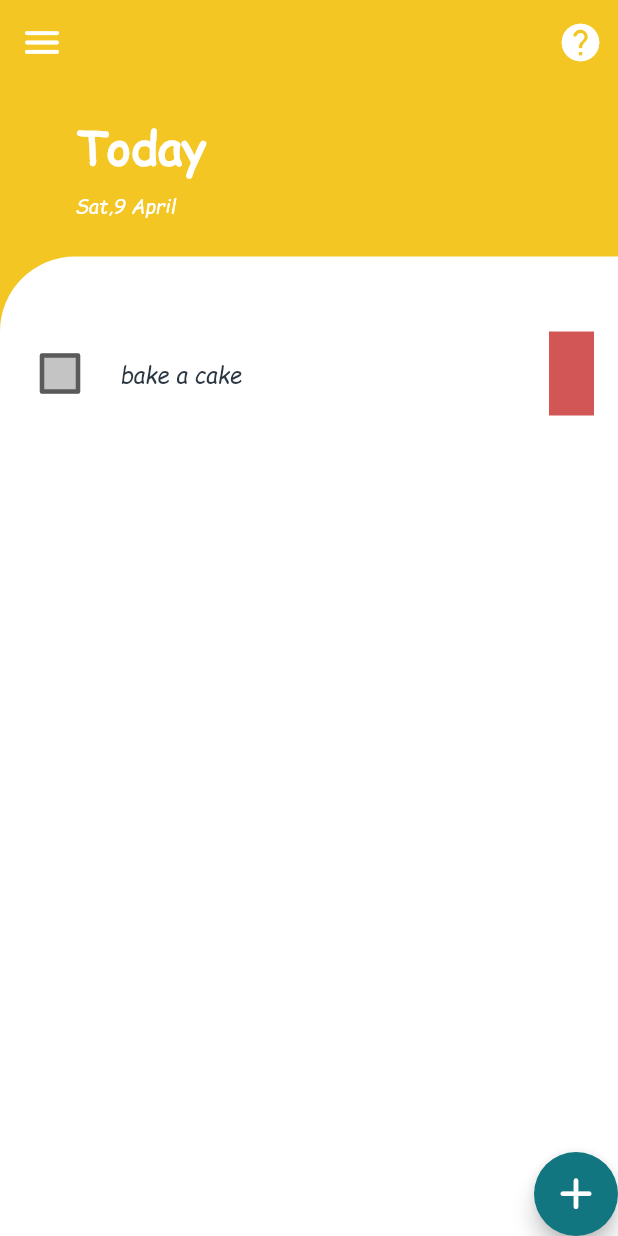
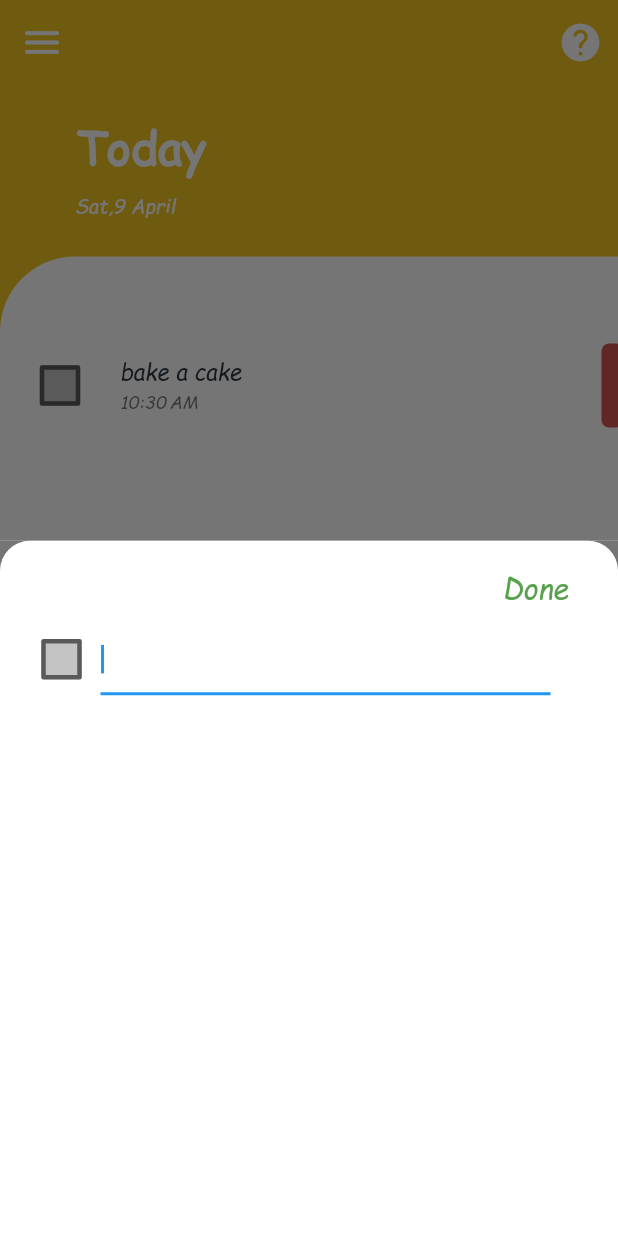
Before and after one commit to weaamokok/toDoADay, a Flutter app: the screen it shows after launch, after a tap on the "add" icon, on a phone screen of 412 x 824 dp. Run offline on Flutter 3.47's test engine with Material 2 defaults, Android fonts, the phone set to English and light mode, and no system bars.

Commit message:
BottomSheet (not done yet)
-done button(done)
-checkBox (done)
-textfield (color of border needs changing)
-priority (not yet)
-notification(not yet)

```diff
--- a/to_do_a_day/lib/elements/const.dart
+++ b/to_do_a_day/lib/elements/const.dart
@@ -3,6 +3,8 @@ import 'package:flutter/material.dart';
 Color conPrimaryY = Color(0xffF3C623);
 Color conPrimaryB = Color(0xff2A3642);
 Color conPrimaryG = Color(0xff127681);
+Color conPriorityR = Color(0xffD25656);
+
 TextStyle conToday = TextStyle(
     color: Colors.white,
     fontFamily: 'ComicsB',
@@ -13,3 +15,10 @@ TextStyle conTodaysDate = TextStyle(
     fontFamily: 'Comics',
     fontSize: 13,
     fontWeight: FontWeight.normal);
+TextStyle conTodoTextStyle =
+    TextStyle(fontFamily: 'Comics', fontSize: 15, color: Color(0xff2A3642));
+TextStyle conCheckedTodoTextStyle = TextStyle(
+    decoration: TextDecoration.lineThrough,
+    fontFamily: 'Comics',
+    fontSize: 15,
+    color: Color(0xff2A3642));
--- /dev/null
+++ b/to_do_a_day/lib/elements/widgets/addingTodo.dart
@@ -0,0 +1,53 @@
+import 'package:flutter/material.dart';
+import 'package:flutter/widgets.dart';
+
+import '../const.dart';
+
+Widget buildBottomSheet(BuildContext context) => Container(
+    color: Color(0xff757575),
+    child: Container(
+      padding: EdgeInsets.only(top: 7, left: 17, right: 17),
+      decoration: BoxDecoration(
+          color: Colors.white,
+          borderRadius: BorderRadius.only(
+              topLeft: Radius.circular(20), topRight: Radius.circular(20))),
+      child: Column(
+        crossAxisAlignment: CrossAxisAlignment.stretch,
+        children: [
+          FlatButton(
+              onPressed: () {},
+              child: Align(
+                alignment: Alignment.centerRight,
+                child: Text(
+                  'Done',
+                  textAlign: TextAlign.center,
+                  style: TextStyle(
+                      fontSize: 19,
+                      fontFamily: 'Comics',
+                      color: Color(0xff58A14C)),
+                ),
+              )),
+          Stack(
+            children: [
+              Transform.scale(
+                scale: 1.5,
+                child: Checkbox(
+                    fillColor: MaterialStateColor.resolveWith(
+                        (states) => Color(0xffC4C4C4)),
+                    value: false,
+                    checkColor: conPrimaryB,
+                    onChanged: (value) {}),
+              ),
+              Transform.translate(
+                offset: Offset(50, 0),
+                child: SizedBox(
+                    width: 300,
+                    child: TextField(
+                      autofocus: true,
+                    )),
+              )
+            ],
+          ),
+        ],
+      ),
+    ));
--- a/to_do_a_day/lib/elements/widgets/taskTile.dart
+++ b/to_do_a_day/lib/elements/widgets/taskTile.dart
@@ -1,6 +1,7 @@
 import 'package:flutter/material.dart';
 
 import '../const.dart';
+import 'package:intl/intl.dart';
 
 class aTask extends StatefulWidget {
   @override
@@ -11,11 +12,11 @@ class _aTaskState extends State<aTask> {
   bool c = false;
 
   String todo = 'bake a cake';
+  DateTime date = new DateTime.now();
 
   @override
   Widget build(BuildContext context) {
     return ListTile(
-      minVerticalPadding: 0,
       leading: Transform.scale(
         scale: 1.5,
         child: Checkbox(
@@ -40,9 +41,23 @@ class _aTaskState extends State<aTask> {
             : TextStyle(
                 fontFamily: 'Comics', fontSize: 15, color: Color(0xff2A3642)),
       ),
-      trailing: Container(
-        width: 30,
-        color: Color(0xffD25656),
+      subtitle: Text(
+        DateFormat('jm').format(date), //date format with am,pm
+        style: TextStyle(
+          fontFamily: 'Comics',
+          fontSize: 12,
+        ),
+      ),
+      trailing: Transform.translate(
+        offset: Offset(20, 0),
+        child: Container(
+          decoration: BoxDecoration(
+              color: conPriorityR,
+              borderRadius: BorderRadius.all(
+                Radius.circular(5),
+              )),
+          width: 15,
+        ),
       ),
     );
   }
--- a/to_do_a_day/lib/elements/widgets/tasksList.dart
+++ b/to_do_a_day/lib/elements/widgets/tasksList.dart
@@ -9,7 +9,7 @@ class checkLists extends StatelessWidget {
   @override
   Widget build(BuildContext context) {
     return Padding(
-      padding: const EdgeInsets.symmetric(vertical: 50.0),
+      padding: const EdgeInsets.only(top: 50.0),
       child: ListView(children: <Widget>[aTask()]),
     );
   }
--- a/to_do_a_day/lib/screens/task_screen.dart
+++ b/to_do_a_day/lib/screens/task_screen.dart
@@ -3,9 +3,11 @@
 import 'dart:io';
 import 'package:flutter/material.dart';
 import 'package:flutter/rendering.dart';
+import 'package:flutter/services.dart';
 import 'package:intl/intl.dart';
 import '../elements/const.dart';
 import '../elements/widgets.dart';
+import '../elements/widgets/addingTodo.dart';
 import '../elements/widgets/tasksList.dart';
 
 //TODO refactor the screen
@@ -86,15 +88,18 @@ class _TasksScreenState extends State<TasksScreen> {
                   child: Stack(
                     children: [
                       checkLists(),
-                      Align(
-                        alignment: Alignment.bottomRight,
+                      Transform.translate(
+                        offset: Offset(340, 550),
                         child: FloatingActionButton(
                             backgroundColor: conPrimaryG,
                             child: Icon(
                               Icons.add_rounded,
                               size: 35,
                             ),
-                            onPressed: () {}),
+                            onPressed: () {
+                              showModalBottomSheet(
+                                  context: context, builder: buildBottomSheet);
+                            }),
                       )
                     ],
                   ) //here goes the Empty List or the checkList
```
